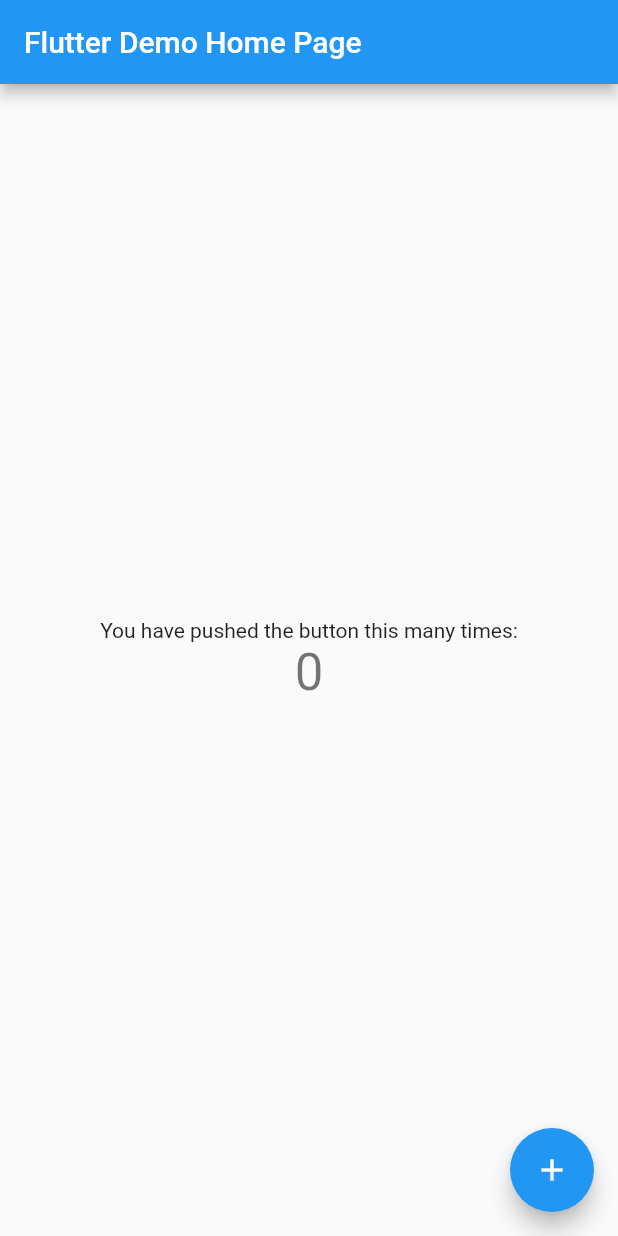
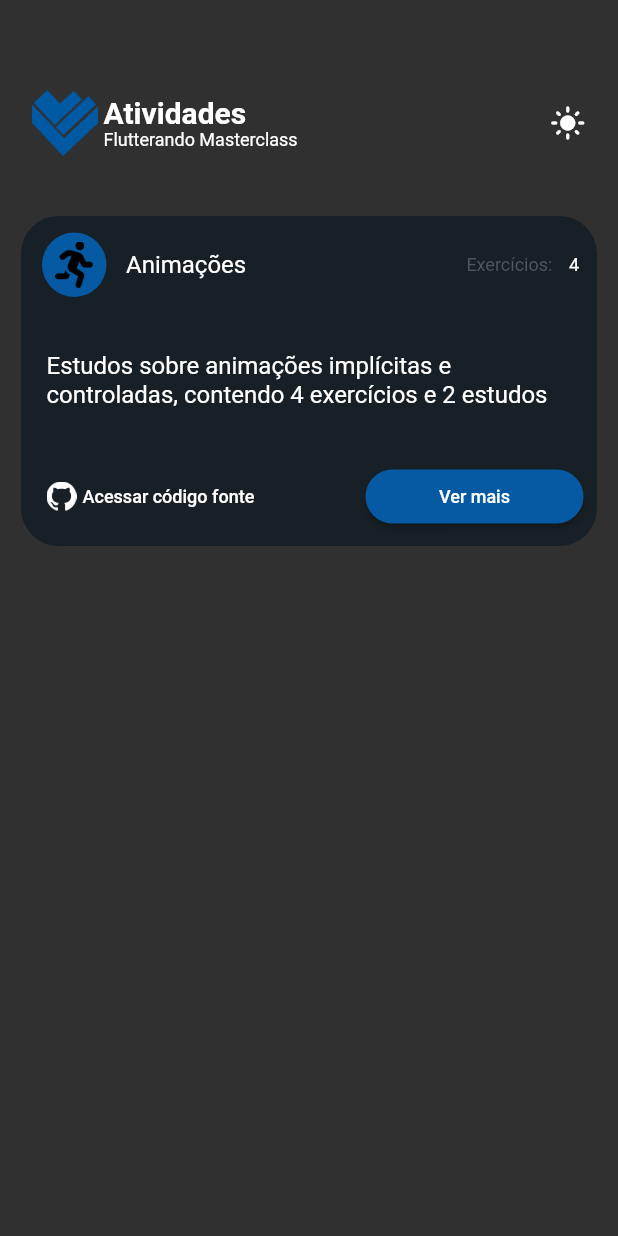
Before and after one commit to ygcoutinho/app_folio, a Flutter app: the screen it shows after launch, on a phone screen of 412 x 824 dp. Run offline on Flutter 3.47's test engine with Material 2 defaults, Android fonts, the phone set to English and light mode, and no system bars.

Commit message:
Segundo commit
Criação da app bar e card

```diff
--- /dev/null
+++ b/lib/components/appbar/appbar_content.dart
@@ -0,0 +1,44 @@
+import 'package:flutter/material.dart';
+
+class AppBarContent extends StatelessWidget {
+  const AppBarContent({Key? key}) : super(key: key);
+
+  @override
+  Widget build(BuildContext context) {
+    return Padding(
+      padding: const EdgeInsets.only(top: 58, left: 21, bottom: 24),
+      child: Row(
+        children: [
+          Container(
+            padding: const EdgeInsets.only(right: 4),
+            width: 48,
+            height: 48,
+            child: Image.asset('lib/assets/images/logo/logo@3x.png'),
+          ),
+          Column(
+            mainAxisAlignment: MainAxisAlignment.center,
+            crossAxisAlignment: CrossAxisAlignment.start,
+            children: const [
+              Text(
+                'Atividades',
+                style: TextStyle(fontWeight: FontWeight.bold, fontSize: 20),
+              ),
+              Text(
+                'Flutterando Masterclass',
+                style: TextStyle(fontSize: 12),
+              ),
+            ],
+          ),
+          Padding(
+            padding: const EdgeInsets.only(left: 148),
+            child: TextButton(
+              onPressed: () {},
+              child: const Icon(Icons.light_mode_rounded),
+              style: TextButton.styleFrom(primary: Colors.white),
+            ),
+          ),
+        ],
+      ),
+    );
+  }
+}
--- /dev/null
+++ b/lib/components/card/card_git_ button.dart
@@ -0,0 +1,55 @@
+import 'package:flutter/material.dart';
+
+class CardGitButton extends StatelessWidget {
+  const CardGitButton({Key? key}) : super(key: key);
+
+  @override
+  Widget build(BuildContext context) {
+    return Padding(
+      padding: const EdgeInsets.all(8.0),
+      child: Row(
+        mainAxisAlignment: MainAxisAlignment.spaceBetween,
+        children: [
+          TextButton(
+            onPressed: () {},
+            child: Row(
+              children: [
+                Image.asset(
+                  'lib/assets/images/icons/GitHub-Mark-Light-64px.png',
+                  width: 20,
+                  height: 20,
+                ),
+                const SizedBox(width: 4),
+                const Text(
+                  'Acessar código fonte',
+                  style: TextStyle(
+                    color: Colors.white,
+                    fontSize: 12,
+                  ),
+                ),
+              ],
+            ),
+          ),
+          ElevatedButton(
+            onPressed: () {},
+            child: const Padding(
+              padding: EdgeInsets.only(left: 33, right: 33),
+              child: Text(
+                'Ver mais',
+                style: TextStyle(fontSize: 12),
+              ),
+            ),
+            style: ButtonStyle(
+              backgroundColor: MaterialStateProperty.all<Color>(const Color(0xFF055AA3)),
+              shape: MaterialStateProperty.all<RoundedRectangleBorder>(
+                RoundedRectangleBorder(
+                  borderRadius: BorderRadius.circular(18.0),
+                ),
+              ),
+            ),
+          ),
+        ],
+      ),
+    );
+  }
+}
--- /dev/null
+++ b/lib/components/card/card_icon_exercises.dart
@@ -0,0 +1,52 @@
+import 'package:flutter/material.dart';
+
+class CardIconExercises extends StatelessWidget {
+  const CardIconExercises({Key? key}) : super(key: key);
+
+  @override
+  Widget build(BuildContext context) {
+    return Row(
+      mainAxisAlignment: MainAxisAlignment.spaceBetween,
+      children: [
+        Row(
+          children: [
+            Padding(
+              padding: const EdgeInsets.only(top: 10, bottom: 10, left: 13, right: 13),
+              child: Container(
+                width: 43,
+                height: 43,
+                decoration: BoxDecoration(
+                  color: const Color(0xFF055AA3),
+                  borderRadius: BorderRadius.circular(100),
+                ),
+                child: Padding(
+                  padding: const EdgeInsets.all(6.0),
+                  child: Image.asset('lib/assets/images/icons/Icon awesome-running@3x.png'),
+                ),
+              ),
+            ),
+            const Text(
+              'Animações',
+              style: TextStyle(fontSize: 16),
+            ),
+          ],
+        ),
+        Row(
+          children: const [
+            Text(
+              'Exercícios:',
+              style: TextStyle(fontSize: 12, color: Color(0xFF51565A)),
+            ),
+            Padding(
+              padding: EdgeInsets.only(left: 11, right: 11),
+              child: Text(
+                '4',
+                style: TextStyle(fontSize: 12),
+              ),
+            ),
+          ],
+        )
+      ],
+    );
+  }
+}
--- /dev/null
+++ b/lib/components/card/card_widget.dart
@@ -0,0 +1,36 @@
+import 'package:app_folio/components/card/card_git_%20button.dart';
+import 'package:app_folio/components/card/card_icon_exercises.dart';
+import 'package:flutter/material.dart';
+
+class CardWidget extends StatelessWidget {
+  const CardWidget({Key? key}) : super(key: key);
+
+  @override
+  Widget build(BuildContext context) {
+    return Container(
+      padding: const EdgeInsets.all(1),
+      height: 220,
+      width: double.infinity,
+      decoration: BoxDecoration(
+        borderRadius: BorderRadius.circular(25),
+        color: const Color(0xFF172026),
+      ),
+      child: Column(
+        mainAxisAlignment: MainAxisAlignment.spaceBetween,
+        children: const [
+          CardIconExercises(),
+          Padding(
+            padding: const EdgeInsets.only(left: 16, right: 16),
+            child: Text(
+              'Estudos sobre animações implícitas e controladas, contendo 4 exercícios e 2 estudos',
+              maxLines: 2,
+              softWrap: true,
+              style: TextStyle(fontSize: 16),
+            ),
+          ),
+          CardGitButton(),
+        ],
+      ),
+    );
+  }
+}
--- a/lib/main.dart
+++ b/lib/main.dart
@@ -1,3 +1,4 @@
+import 'package:app_folio/pages/main_page.dart';
 import 'package:flutter/material.dart';
 
 void main() {
@@ -12,104 +13,8 @@
   Widget build(BuildContext context) {
     return MaterialApp(
       title: 'Flutter Demo',
-      theme: ThemeData(
-        // This is the theme of your application.
-        //
-        // Try running your application with "flutter run". You'll see the
-        // application has a blue toolbar. Then, without quitting the app, try
-        // changing the primarySwatch below to Colors.green and then invoke
-        // "hot reload" (press "r" in the console where you ran "flutter run",
-        // or simply save your changes to "hot reload" in a Flutter IDE).
-        // Notice that the counter didn't reset back to zero; the application
-        // is not restarted.
-        primarySwatch: Colors.blue,
-      ),
-      home: const MyHomePage(title: 'Flutter Demo Home Page'),
+      theme: ThemeData.dark(),
+      home: const MainPage(),
     );
   }
 }
-
-class MyHomePage extends StatefulWidget {
-  const MyHomePage({Key? key, required this.title}) : super(key: key);
-
-  // This widget is the home page of your application. It is stateful, meaning
-  // that it has a State object (defined below) that contains fields that affect
-  // how it looks.
-
-  // This class is the configuration for the state. It holds the values (in this
-  // case the title) provided by the parent (in this case the App widget) and
-  // used by the build method of the State. Fields in a Widget subclass are
-  // always marked "final".
-
-  final String title;
-
-  @override
-  State<MyHomePage> createState() => _MyHomePageState();
-}
-
-class _MyHomePageState extends State<MyHomePage> {
-  int _counter = 0;
-
-  void _incrementCounter() {
-    setState(() {
-      // This call to setState tells the Flutter framework that something has
-      // changed in this State, which causes it to rerun the build method below
-      // so that the display can reflect the updated values. If we changed
-      // _counter without calling setState(), then the build method would not be
-      // called again, and so nothing would appear to happen.
-      _counter++;
-    });
-  }
-
-  @override
-  Widget build(BuildContext context) {
-    // This method is rerun every time setState is called, for instance as done
-    // by the _incrementCounter method above.
-    //
-    // The Flutter framework has been optimized to make rerunning build methods
-    // fast, so that you can just rebuild anything that needs updating rather
-    // than having to individually change instances of widgets.
-    return Scaffold(
-      appBar: AppBar(
-        // Here we take the value from the MyHomePage object that was created by
-        // the App.build method, and use it to set our appbar title.
-        title: Text(widget.title),
-      ),
-      body: Center(
-        // Center is a layout widget. It takes a single child and positions it
-        // in the middle of the parent.
-        child: Column(
-          // Column is also a layout widget. It takes a list of children and
-          // arranges them vertically. By default, it sizes itself to fit its
-          // children horizontally, and tries to be as tall as its parent.
-          //
-          // Invoke "debug painting" (press "p" in the console, choose the
-          // "Toggle Debug Paint" action from the Flutter Inspector in Android
-          // Studio, or the "Toggle Debug Paint" command in Visual Studio Code)
-          // to see the wireframe for each widget.
-          //
-          // Column has various properties to control how it sizes itself and
-          // how it positions its children. Here we use mainAxisAlignment to
-          // center the children vertically; the main axis here is the vertical
-          // axis because Columns are vertical (the cross axis would be
-          // horizontal).
-          mainAxisAlignment: MainAxisAlignment.center,
-          children: <Widget>[
-            const Text(
-              'You have pushed the button this many times:',
-            ),
-            Text(
-              '$_counter',
-              style: Theme.of(context).textTheme.headline4,
-            ),
-          ],
-        ),
-      ),
-      floatingActionButton: FloatingActionButton(
-        onPressed: _incrementCounter,
-        tooltip: 'Increment',
-        child: const Icon(Icons.add),
-      ), // This trailing comma makes auto-formatting nicer for build methods.
-    );
-  }
-}
--- /dev/null
+++ b/lib/pages/main_page.dart
@@ -0,0 +1,21 @@
+import 'package:app_folio/components/AppBar/appbar_content.dart';
+import 'package:app_folio/components/card/card_widget.dart';
+import 'package:flutter/material.dart';
+
+class MainPage extends StatelessWidget {
+  const MainPage({Key? key}) : super(key: key);
+
+  @override
+  Widget build(BuildContext context) {
+    return Scaffold(
+      appBar: PreferredSize(
+        preferredSize: Size.fromHeight(130),
+        child: AppBarContent(),
+      ),
+      body: Padding(
+        padding: const EdgeInsets.all(14.0),
+        child: CardWidget(),
+      ),
+    );
+  }
+}
--- a/pubspec.yaml
+++ b/pubspec.yaml
@@ -58,9 +58,9 @@
   uses-material-design: true
 
   # To add assets to your application, add an assets section, like this:
-  # assets:
-  #   - images/a_dot_burr.jpeg
-  #   - images/a_dot_ham.jpeg
+  assets:
+    - lib/assets/images/logo/
+    - lib/assets/images/icons/
 
   # An image asset can refer to one or more resolution-specific "variants", see
   # https://flutter.dev/assets-and-images/#resolution-aware.
```
Also changed, not shown: lib/assets/images/icons/GitHub-Mark-Light-64px.png (added), lib/assets/images/icons/Icon awesome-running@3x.png (added), lib/assets/images/logo/logo@3x.png (added).
